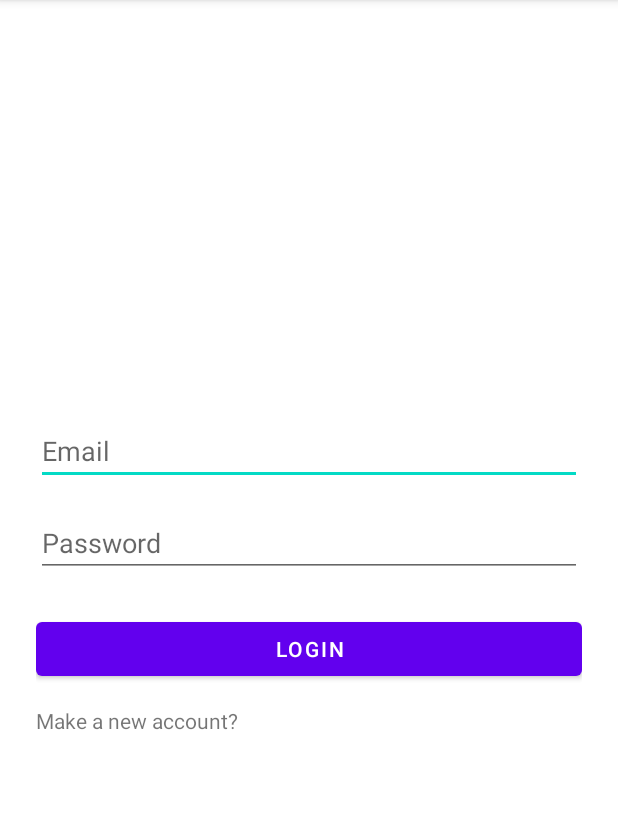
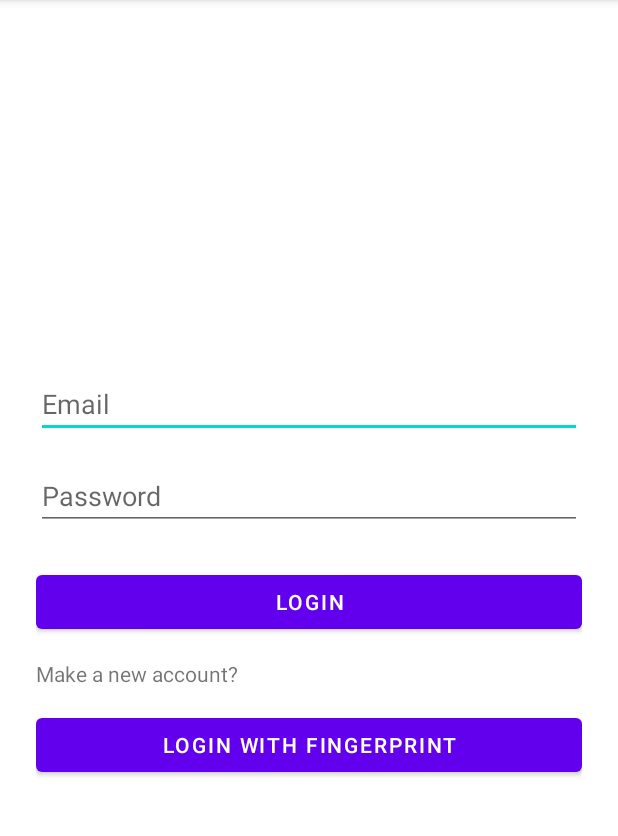
Before and after one commit to NathanGrs00/medlock, an Android app: the screen it shows after launch (LoginActivity), on a phone screen of 412 x 824 dp, the part 84-920 px from its top. Run offline under Robolectric (Android 15) with nearby library versions, the phone set to English and light mode, and no system bars; our stand-ins replace Firebase (no records; nobody signed in at launch, a user with empty details on screens opened directly).

Commit message:
Add fingerprint login functionality to LoginActivity

```diff
--- a/app/build.gradle.kts
+++ b/app/build.gradle.kts
@@ -38,6 +38,7 @@ android {
 }
 
 dependencies {
+    implementation("androidx.biometric:biometric:1.1.0")
     implementation(platform("com.google.firebase:firebase-bom:33.12.0"))
     implementation("com.google.firebase:firebase-firestore")
     implementation("com.google.firebase:firebase-auth")
--- a/app/src/main/res/layout/activity_login.xml
+++ b/app/src/main/res/layout/activity_login.xml
@@ -33,5 +33,12 @@
         android:id="@+id/textViewNew"
         android:layout_width="match_parent"
         android:layout_height="wrap_content"
+        android:layout_marginBottom="14dp"
         android:text="Make a new account?" />
+
+    <Button
+        android:id="@+id/buttonFingerprint"
+        android:layout_width="match_parent"
+        android:layout_height="wrap_content"
+        android:text="Login with Fingerprint" />
 </LinearLayout>
```
Also changed, not shown: app/src/main/java/com/nathan/medlock/ui/LoginActivity.kt (+41 -0 lines).
